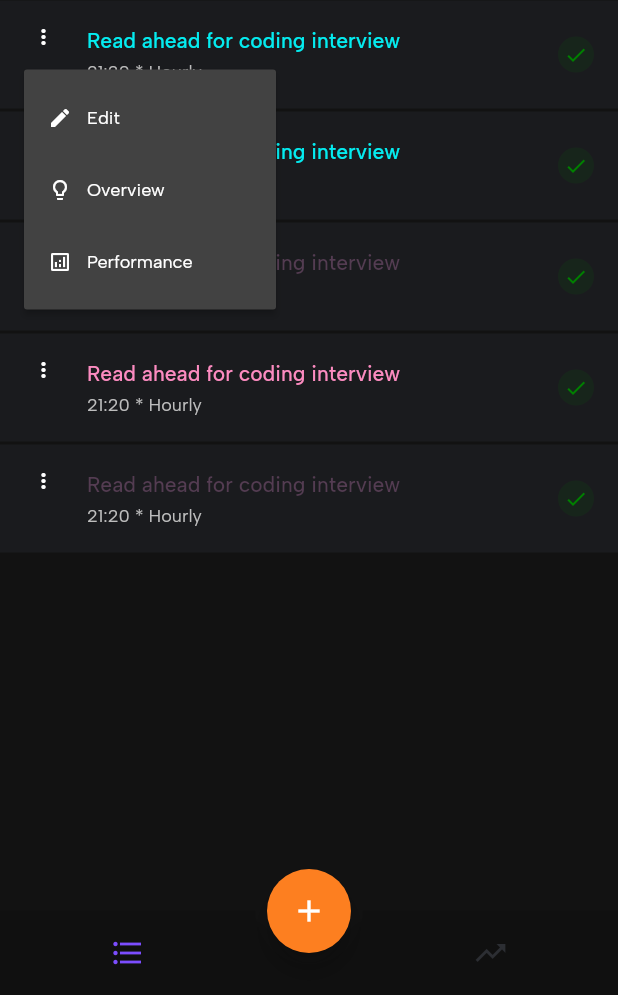
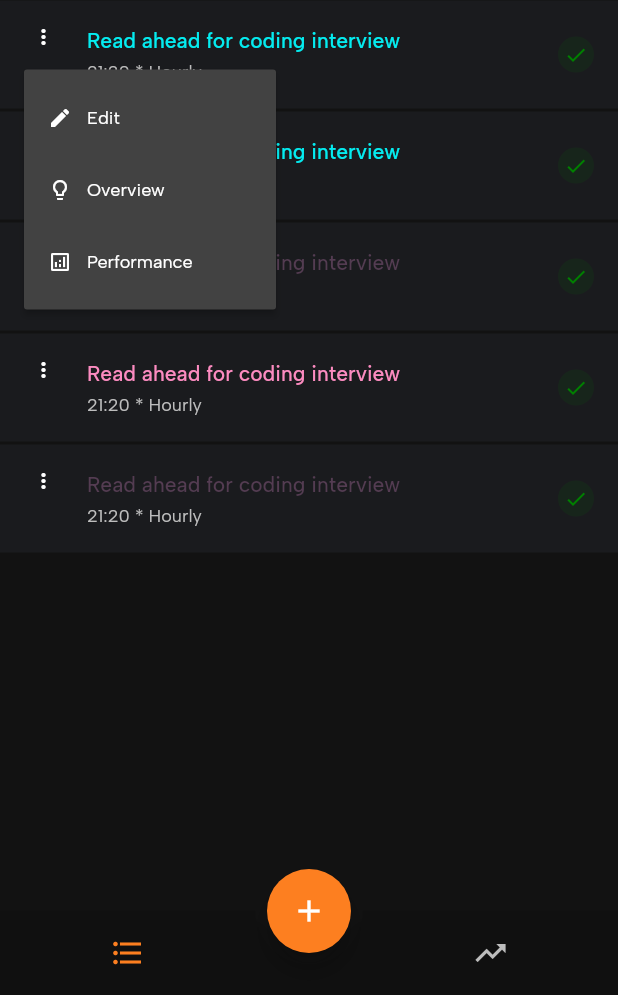
Before and after one commit to JustineUgo/routine_checker, a Flutter app: the screen it shows after launch, after a tap on the "more vert" icon, on a phone screen of 412 x 824 dp, the part 241-1236 px from its top. Run offline on Flutter 3.47's test engine with Material 2 defaults, Android fonts, the phone set to English and light mode, and no system bars; drawn by our look-alikes of animated_bottom_navigation_bar; our stand-ins replace get.

Commit message:
chore: final touches

```diff
--- a/lib/app/modules/home/views/home_view.dart
+++ b/lib/app/modules/home/views/home_view.dart
@@ -17,14 +17,15 @@ class HomeView extends GetView<HomeController> {
   Widget build(BuildContext context) {
     return Scaffold(
       floatingActionButton: FloatingActionButton(
-        onPressed: () {},
+        onPressed: () =>controller.navigateToCreate(),
         tooltip: 'Add item',
         child: Icon(Icons.add),
       ),
       floatingActionButtonLocation: FloatingActionButtonLocation.centerDocked,
       bottomNavigationBar: Obx(()=>
         AnimatedBottomNavigationBar(
-          inactiveColor: backgroundAccent1,
+          inactiveColor: grey,
+          activeColor: orange,
           iconSize: 24,
           backgroundColor: dark,
           icons: const [Icons.format_list_bulleted_outlined, Icons.trending_up_outlined,],
--- a/lib/app/routes/app_pages.dart
+++ b/lib/app/routes/app_pages.dart
@@ -1,4 +1,5 @@
 import 'package:get/get.dart';
+import 'package:routine/app/modules/home/views/routine_create_view.dart';
 
 import '../modules/home/bindings/home_binding.dart';
 import '../modules/home/views/home_view.dart';
@@ -16,5 +17,10 @@ class AppPages {
       page: () => const HomeView(),
       binding: HomeBinding(),
     ),
+    GetPage(
+      name: _Paths.CREATE,
+      page: () => const RoutineCreateView(),
+      binding: HomeBinding(),
+    ),
   ];
 }
--- a/lib/app/routes/app_routes.dart
+++ b/lib/app/routes/app_routes.dart
@@ -4,9 +4,11 @@ part of 'app_pages.dart';
 abstract class Routes {
   Routes._();
   static const HOME = _Paths.HOME;
+  static const CREATE = _Paths.CREATE;
 }
 
 abstract class _Paths {
   _Paths._();
   static const HOME = '/home';
+  static const CREATE = '/create';
 }
--- a/lib/app/utils/theme/theme.dart
+++ b/lib/app/utils/theme/theme.dart
@@ -1,5 +1,6 @@
 import 'package:flutter/material.dart';
 import 'package:routine/app/utils/color/color.dart';
+import 'package:routine/app/utils/dimensions/dimensions.dart';
 
 
 ThemeData themeData() {
@@ -66,26 +67,24 @@ ThemeData themeData() {
 
     //TEXT FIELDS
     inputDecorationTheme: InputDecorationTheme(
-      contentPadding: EdgeInsets.all(20),
+      contentPadding: EdgeInsets.all(Dimensions.baseBorderRadius*1.5),
       isDense: true,
       enabledBorder: OutlineInputBorder(
         borderSide: BorderSide(color: amber),
-        borderRadius: BorderRadius.all(Radius.circular(20))
+        borderRadius: BorderRadius.all(Radius.circular(Dimensions.baseBorderRadius))
       ),
       focusedBorder: OutlineInputBorder(
         borderSide: BorderSide(color: amber, width: 2),
-        borderRadius: BorderRadius.all(Radius.circular(10)),
+        borderRadius: BorderRadius.all(Radius.circular(Dimensions.baseBorderRadius)),
       ),
       errorBorder: OutlineInputBorder(
         borderSide: BorderSide(color: red),
-        borderRadius: BorderRadius.all(Radius.circular(20))
+        borderRadius: BorderRadius.all(Radius.circular(Dimensions.baseBorderRadius))
       ),
       focusedErrorBorder: OutlineInputBorder(
         borderSide: BorderSide(color: Colors.red, width: 2),
-        borderRadius: BorderRadius.all(Radius.circular(20)),
+        borderRadius: BorderRadius.all(Radius.circular(Dimensions.baseBorderRadius)),
       ),
-      // fillColor: white,
-      // filled: true,
     ),
 
     //TEXT THEME
```
Also changed, not shown: lib/app/custom/widgets/topbar/topbar.dart (added, +50 -0 lines), lib/app/modules/home/controllers/home_controller.dart (+8 -0 lines), lib/app/modules/home/views/routine_create_view.dart (added, +20 -0 lines).
